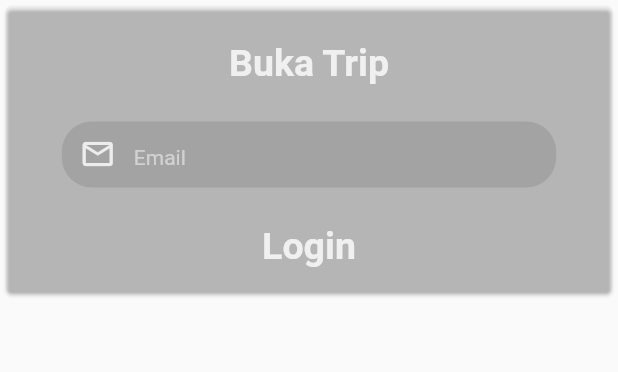
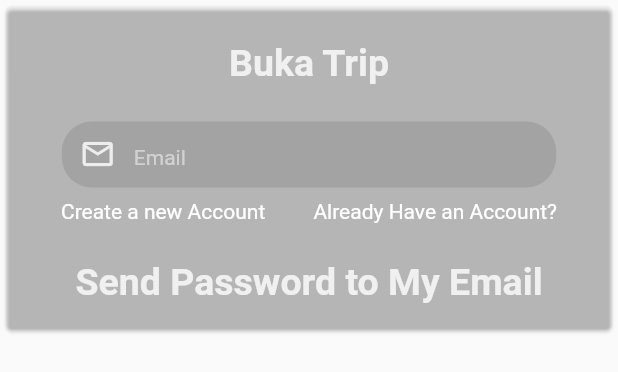
Before and after one commit to robzimpulse/buka_trip, a Flutter app: the ForgetPasswordForm widget shown alone on an empty page, opened directly with empty values, on a phone screen of 412 x 824 dp. Shown: the top 372 px of the screen. Run offline on Flutter 3.47's test engine with Material 2 defaults, Android fonts, the phone set to English and light mode, and no system bars.

Commit message:
fixing visibility auth screen

```diff
--- a/lib/app/auth/widgets/forget_password_form.widget.dart
+++ b/lib/app/auth/widgets/forget_password_form.widget.dart
@@ -4,10 +4,16 @@ import 'package:buka_trip/infrastructure/index.dart';
 class ForgetPasswordForm extends StatelessWidget {
 
   final Size size;
+  final VoidCallback? onTapRegister;
+  final VoidCallback? onTapLogin;
+  final VoidCallback? onTapSubmit;
 
   const ForgetPasswordForm({
     Key? key,
-    required this.size
+    required this.size,
+    this.onTapRegister,
+    this.onTapLogin,
+    this.onTapSubmit
   }) : super(key: key);
 
   @override
@@ -35,8 +41,19 @@ class ForgetPasswordForm extends StatelessWidget {
                 bottom: size.height * .01
             ),
           ),
+          TranslucentMultipleButtonHorizontal(
+            leftText: "Create a new Account",
+            onTapLeftText: onTapRegister,
+            rightText: "Already Have an Account?",
+            onTapRightText: onTapLogin,
+            margin: EdgeInsets.only(
+                left: size.width * .05,
+                right: size.width * .05,
+                bottom: size.height * .01
+            ),
+          ),
           TranslucentButton(
-            title: "Login",
+            title: "Send Password to My Email",
             onTap: () => {
               Log.debug("on tap submit")
             },
```
Also changed, not shown: lib/app/auth/auth.screen.dart (+51 -11 lines), lib/app/auth/widgets/login_form.widget.dart (+10 -10 lines), lib/app/auth/widgets/register_form.widget.dart (+11 -11 lines).
